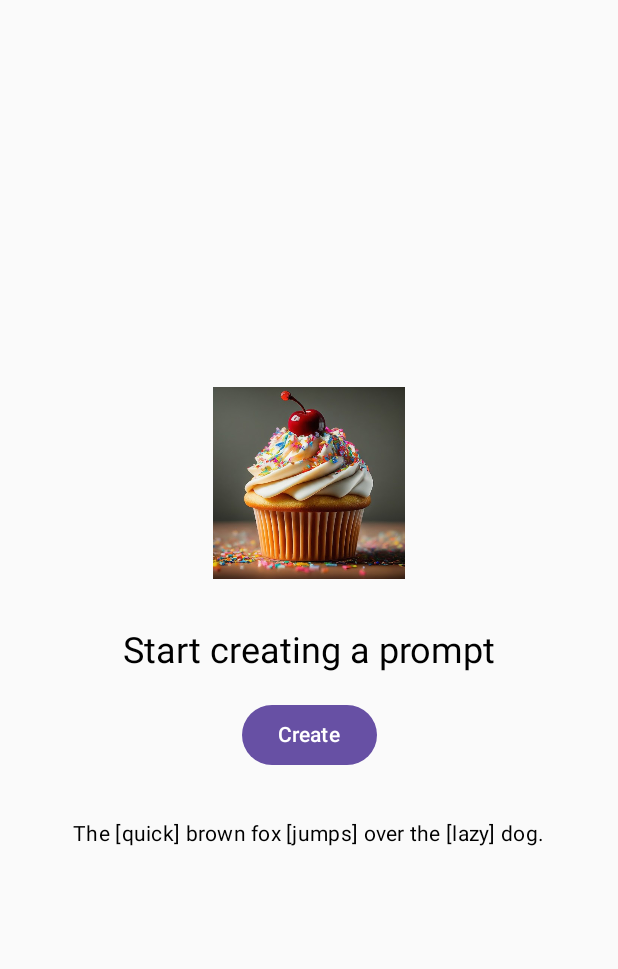
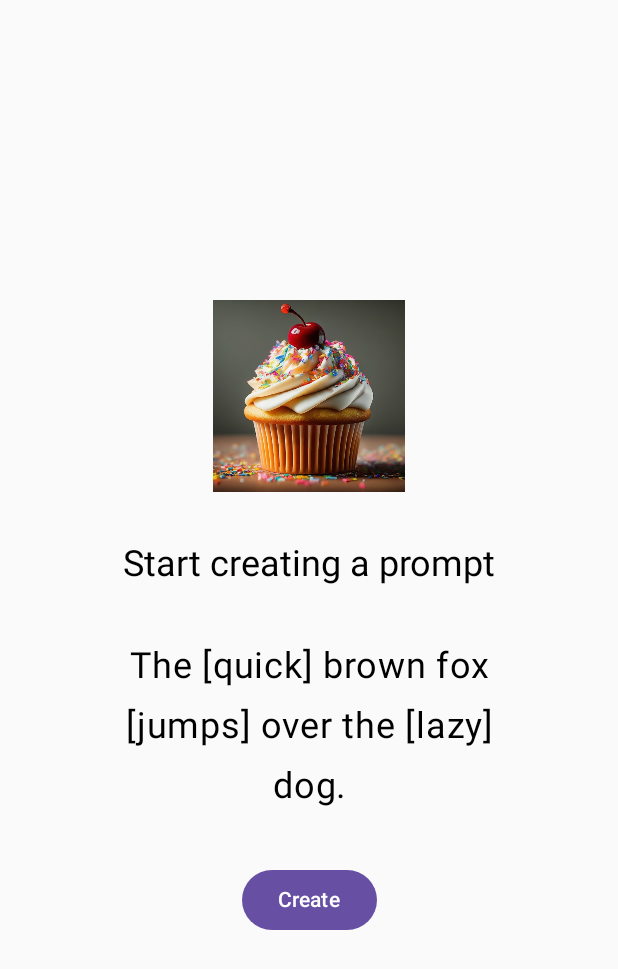
Before and after one commit to simone-di-paolo/imaginarium-storyteller-kotlin, an Android app built with Jetpack Compose: the screen it shows after launch (MainActivity), on a phone screen of 412 x 824 dp. Shown: the top 969 px of the screen. Run offline under Robolectric (Android 15) with nearby library versions, the phone set to English and light mode, and no system bars.

Commit message:
Starting to personalize the main activity

```diff
--- a/app/src/main/java/com/example/imaginariumstoryteller/MainActivity.kt
+++ b/app/src/main/java/com/example/imaginariumstoryteller/MainActivity.kt
@@ -1,5 +1,7 @@
 package com.example.imaginariumstoryteller
 
+import android.R.attr.max
+import android.R.attr.min
 import android.os.Bundle
 import androidx.activity.ComponentActivity
 import androidx.activity.compose.setContent
@@ -12,8 +14,11 @@ import androidx.compose.runtime.Composable
 import androidx.compose.ui.Alignment
 import androidx.compose.ui.Modifier
 import androidx.compose.ui.res.painterResource
+import androidx.compose.ui.text.TextStyle
+import androidx.compose.ui.text.style.TextAlign
 import androidx.compose.ui.tooling.preview.Preview
 import androidx.compose.ui.unit.dp
+import androidx.compose.ui.unit.sp
 
 class MainActivity : ComponentActivity() {
     override fun onCreate(savedInstanceState: Bundle?) {
@@ -43,16 +48,21 @@ fun StartScreen() {
             text = "Start creating a prompt",
             style = MaterialTheme.typography.headlineSmall
         )
-        Spacer(modifier = Modifier.height(16.dp))
-        Button(onClick = { /* Navigate to prompt creation screen */ }) {
-            Text("Create")
-        }
         Spacer(modifier = Modifier.height(32.dp))
         // Display a simple prompt here
         Text(
             text = "The [quick] brown fox [jumps] over the [lazy] dog.",
-            style = MaterialTheme.typography.bodyMedium
+            style = MaterialTheme.typography.bodyLarge.copy(
+                lineHeight = 40.sp, // Set line height to 30sp
+                textAlign = TextAlign.Center, // Apply center alignment
+                fontSize = 24.sp // Set font size to 24sp
+            ),
+            modifier = Modifier.widthIn(min = 175.dp, max = 250.dp)
         )
+        Spacer(modifier = Modifier.height(32.dp))
+        Button(onClick = { /* Navigate to prompt creation screen */ }) {
+            Text("Create")
+        }
     }
 }
 
```
